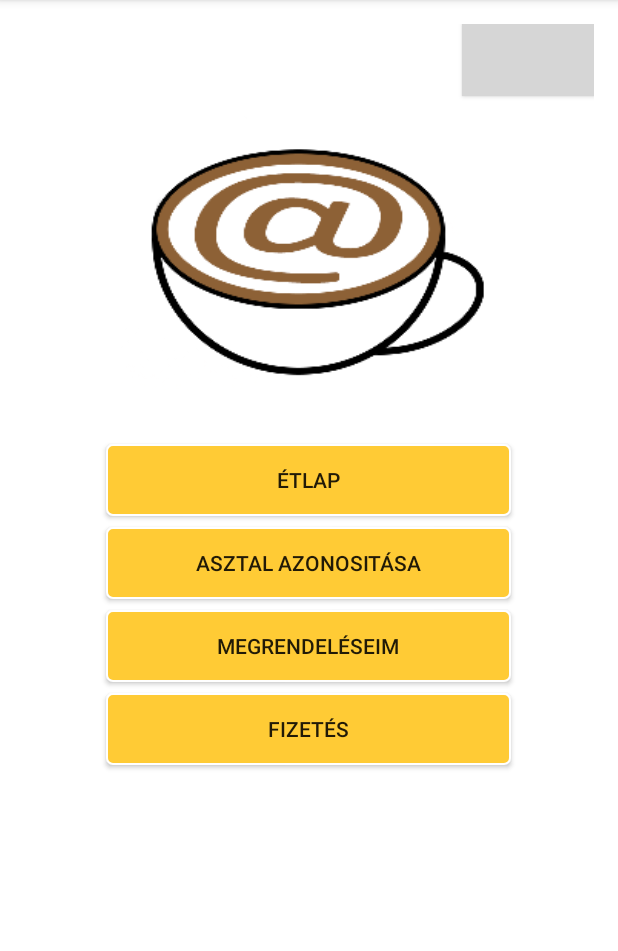
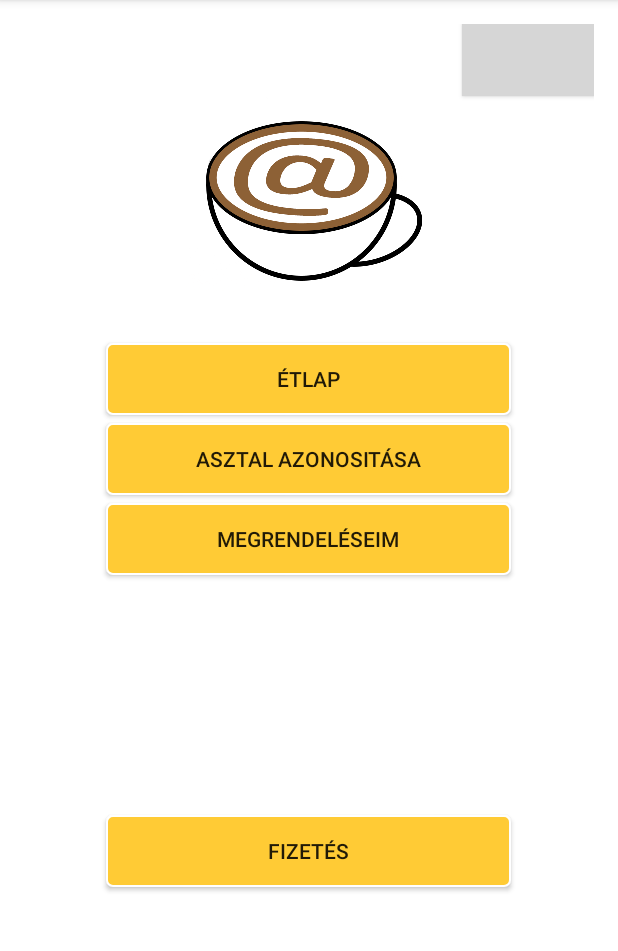
Before and after one commit to ArturHalmagyi/felhasznaloi_fiuk, an Android app: the screen it shows after launch (Guest_Main_menu), on a phone screen of 412 x 824 dp, the part 84-1035 px from its top. Run offline under Robolectric (Android 15) with nearby library versions, the phone set to English and light mode, and no system bars; libraries missing offline, so code that uses them is left out: com.google.zxing.integration; grey boxes are pictures that could not be loaded.

Commit message:
guest main menu design gridlayouttal

```diff
--- a/felhasznaloi_fiuk/app/src/main/res/layout/activity_guest_main_menu.xml
+++ b/felhasznaloi_fiuk/app/src/main/res/layout/activity_guest_main_menu.xml
@@ -1,31 +1,38 @@
-<RelativeLayout xmlns:android="http://schemas.android.com/apk/res/android"
+<GridLayout xmlns:android="http://schemas.android.com/apk/res/android"
     xmlns:tools="http://schemas.android.com/tools" android:layout_width="match_parent"
     android:layout_height="match_parent" android:paddingLeft="@dimen/activity_horizontal_margin"
     android:paddingRight="@dimen/activity_horizontal_margin"
     android:paddingTop="@dimen/activity_vertical_margin"
     android:paddingBottom="@dimen/activity_vertical_margin"
     android:background="#FFFFFF"
+    android:columnCount="1"
+    android:layout_row="5"
     tools:context=".Main_menu">
 
+
     <ImageView
-        android:layout_marginTop="60dp"
-        android:layout_marginBottom="30dp"
-        android:layout_centerHorizontal="true"
-        android:layout_width="250dp"
-        android:layout_height="190dp"
+        android:layout_width="wrap_content"
+        android:layout_height="wrap_content"
         android:id="@+id/imageView"
         android:background="@drawable/brask_logo2"
-        android:layout_alignParentTop="true" />
+
+        android:layout_column="0"
+        android:layout_row="1"
+        android:layout_gravity="center"
+        android:layout_marginBottom="30dp"
+        />
 
     <Button
         android:layout_width="270dp"
         android:layout_height="wrap_content"
         android:text="@string/layout_activity_guest_main_menu_etlap"
         android:id="@+id/btn_meal"
-        android:layout_below="@+id/imageView"
-        android:layout_centerHorizontal="true"
         android:background="@drawable/button_color"
-        android:layout_marginBottom="7dp"
+
+        android:layout_column="0"
+        android:layout_row="2"
+        android:layout_gravity="center"
+        android:layout_marginBottom="5dp"
         />
 
     <Button
@@ -33,10 +40,25 @@
         android:layout_height="wrap_content"
         android:text="@string/layout_activity_guest_main_menu_asztal_azonositas"
         android:id="@+id/btn_tables"
-        android:layout_below="@+id/btn_meal"
-        android:layout_centerHorizontal="true"
         android:background="@drawable/button_color"
-        android:layout_marginBottom="7dp"
+
+        android:layout_column="0"
+        android:layout_row="3"
+        android:layout_gravity="center"
+        android:layout_marginBottom="5dp"
+        />
+
+    <Button
+        android:layout_width="270dp"
+        android:layout_height="wrap_content"
+        android:text="@string/layout_activity_guest_main_menu_megrendeleseim"
+        android:id="@+id/btn_order"
+        android:background="@drawable/button_color"
+
+        android:layout_column="0"
+        android:layout_row="4"
+        android:layout_gravity="center"
+        android:layout_marginBottom="5dp"
         />
 
     <Button
@@ -44,21 +66,12 @@
         android:layout_height="wrap_content"
         android:text="@string/layout_activity_guest_main_menu_fizetes"
         android:id="@+id/btn_pay"
-        android:layout_centerHorizontal="true"
-        android:layout_below="@+id/btn_order"
         android:background="@drawable/button_color"
-        android:layout_marginBottom="7dp"
-        />
 
-    <Button
-        android:layout_width="270dp"
-        android:layout_height="wrap_content"
-        android:text="@string/layout_activity_guest_main_menu_megrendeleseim"
-        android:id="@+id/btn_order"
-        android:layout_below="@+id/btn_tables"
-        android:layout_centerHorizontal="true"
-        android:background="@drawable/button_color"
-        android:layout_marginBottom="7dp"
+        android:layout_column="0"
+        android:layout_row="5"
+        android:layout_gravity="center"
+        android:layout_marginBottom="5dp"
         />
 
     <Button
@@ -69,6 +82,11 @@
         android:onClick="startLogin"
         android:layout_alignParentTop="true"
         android:layout_alignParentRight="true"
-        android:background="@color/zxing_transparent" />
+        android:background="@color/zxing_transparent"
 
-</RelativeLayout>
+        android:layout_column="0"
+        android:layout_row="0"
+        android:layout_gravity="right"
+        />
+
+</GridLayout>
```
